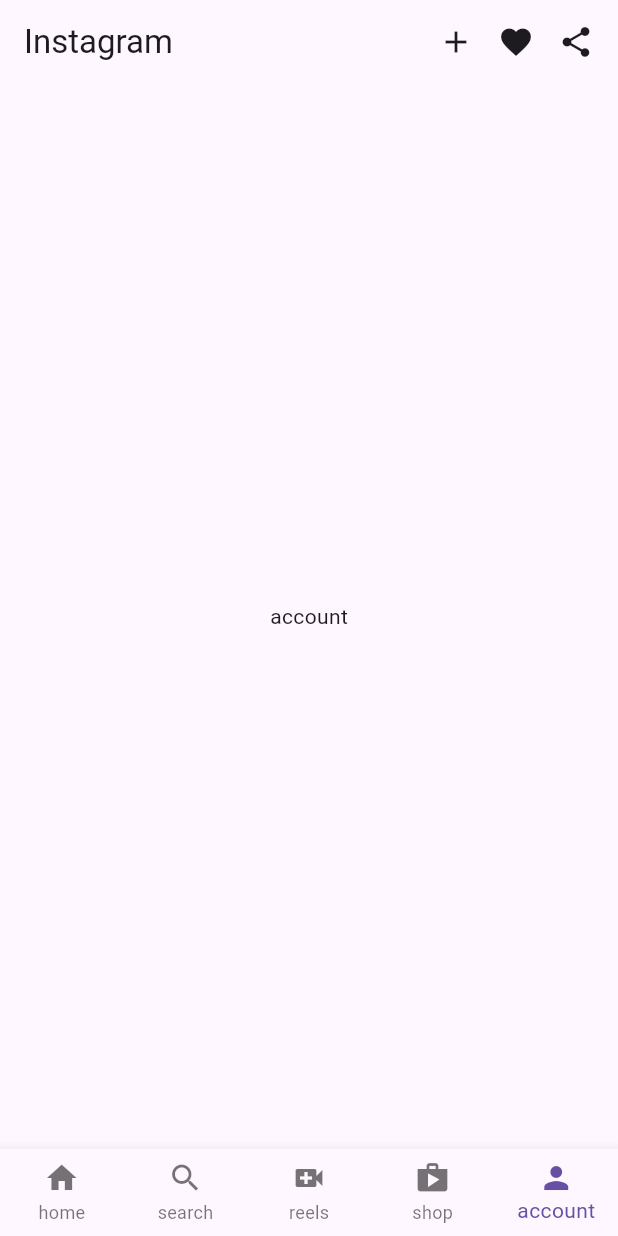
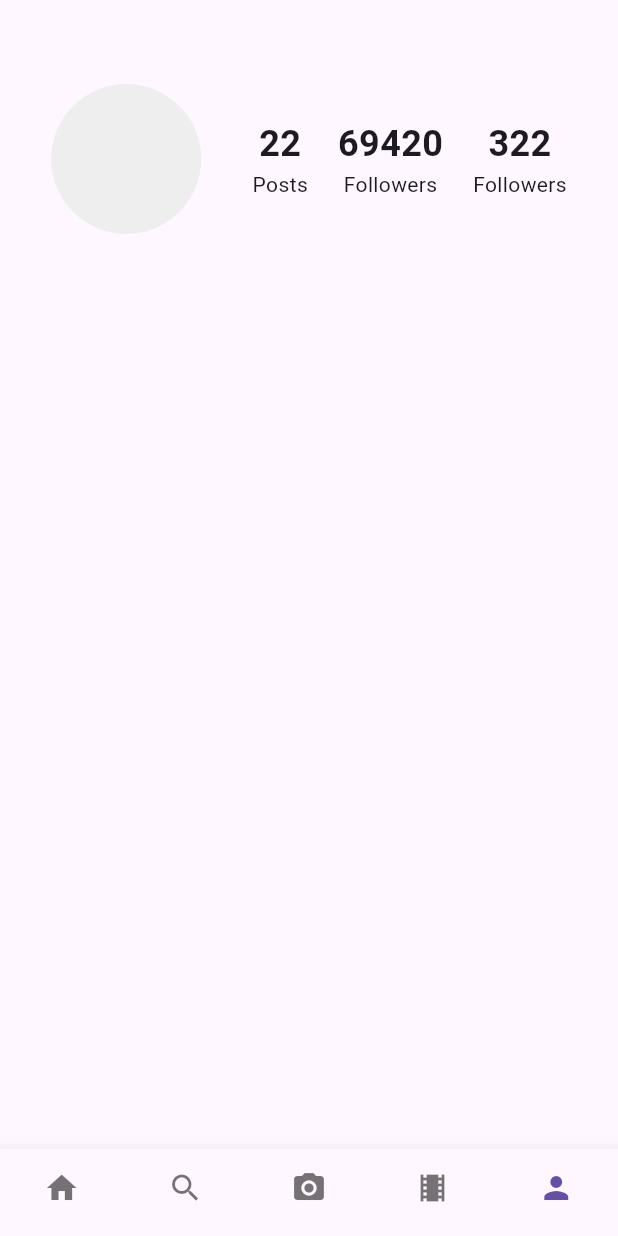
Before and after one commit to jeoooo/ig_clone, a Flutter app: the screen it shows after launch, item 5 of the bottom bar chosen, on a phone screen of 412 x 824 dp. Run offline on Flutter 3.47's test engine with Material 3 defaults, Android fonts, the phone set to English and light mode, and no system bars.

Commit message:
Add new screens and update UI

```diff
--- a/lib/screens/home_screen.dart
+++ b/lib/screens/home_screen.dart
@@ -1,6 +1,8 @@
 // ignore_for_file: no_leading_underscores_for_local_identifiers, prefer_const_constructors, sized_box_for_whitespace
 
 import 'package:flutter/material.dart';
+import 'package:ig_clone/screens/my_profile.dart';
+import 'package:ig_clone/screens/search_feed.dart';
 
 import 'news_feed.dart';
 
@@ -33,28 +35,31 @@ class _HomeScreenState extends State<HomeScreen> {
 
   final List _children = [
     newsFeed(people: people),
-    Center(child: Text('search')),
+    SearchFeed(),
     Center(child: Text('reels')),
     Center(child: Text('shop')),
-    Center(child: Text('account')),
+    ProfileScreen()
   ];
   @override
   Widget build(BuildContext context) {
     return Scaffold(
-      appBar: PreferredSize(
-        preferredSize: Size.fromHeight(kToolbarHeight),
-        child: topAppbar(),
-      ),
       body: _children[_selectedIndex],
       bottomNavigationBar: BottomNavigationBar(
+        // code to not show the text label per item
+        // in the bottom navigation bar
+        showSelectedLabels: false,
+        showUnselectedLabels: false,
         currentIndex: _selectedIndex,
         onTap: _navigateBottomNavBar,
         type: BottomNavigationBarType.fixed,
         items: const [
           BottomNavigationBarItem(icon: Icon(Icons.home), label: 'home'),
           BottomNavigationBarItem(icon: Icon(Icons.search), label: 'search'),
-          BottomNavigationBarItem(icon: Icon(Icons.video_call), label: 'reels'),
-          BottomNavigationBarItem(icon: Icon(Icons.shop), label: 'shop'),
+          BottomNavigationBarItem(
+            icon: Icon(Icons.photo_camera),
+            label: 'camera',
+          ),
+          BottomNavigationBarItem(icon: Icon(Icons.theaters), label: 'reels'),
           BottomNavigationBarItem(icon: Icon(Icons.person), label: 'account'),
         ],
       ),
--- /dev/null
+++ b/lib/screens/my_profile.dart
@@ -0,0 +1,66 @@
+// ignore_for_file: prefer_const_constructors, prefer_const_literals_to_create_immutables
+
+import 'package:flutter/material.dart';
+
+class ProfileScreen extends StatelessWidget {
+  const ProfileScreen({super.key});
+
+  @override
+  Widget build(BuildContext context) {
+    return Scaffold(
+      appBar: AppBar(),
+      body: Column(
+        children: [
+          Row(
+            mainAxisAlignment: MainAxisAlignment.spaceEvenly,
+            children: [
+              Container(
+                height: 100,
+                width: 100,
+                decoration: BoxDecoration(
+                    color: Colors.grey[200], shape: BoxShape.circle),
+              ),
+              Row(
+                mainAxisAlignment: MainAxisAlignment.spaceEvenly,
+                children: [
+                  Column(
+                    children: [
+                      Text(
+                        '22',
+                        style: TextStyle(
+                            fontSize: 24, fontWeight: FontWeight.bold),
+                      ),
+                      Text('Posts'),
+                    ],
+                  ),
+                  SizedBox(width: 20.0),
+                  Column(
+                    children: [
+                      Text(
+                        '69420',
+                        style: TextStyle(
+                            fontSize: 24, fontWeight: FontWeight.bold),
+                      ),
+                      Text('Followers'),
+                    ],
+                  ),
+                  SizedBox(width: 20.0),
+                  Column(
+                    children: [
+                      Text(
+                        '322',
+                        style: TextStyle(
+                            fontSize: 24, fontWeight: FontWeight.bold),
+                      ),
+                      Text('Followers'),
+                    ],
+                  ),
+                ],
+              ),
+            ],
+          ),
+        ],
+      ),
+    );
+  }
+}
```
Also changed, not shown: lib/screens/news_feed.dart (+8 -1 lines), lib/screens/search_feed.dart (added, +41 -0 lines), lib/screens/widgets/search_grid.dart (added, +24 -0 lines), lib/screens/widgets/user_posts.dart (+8 -7 lines).
